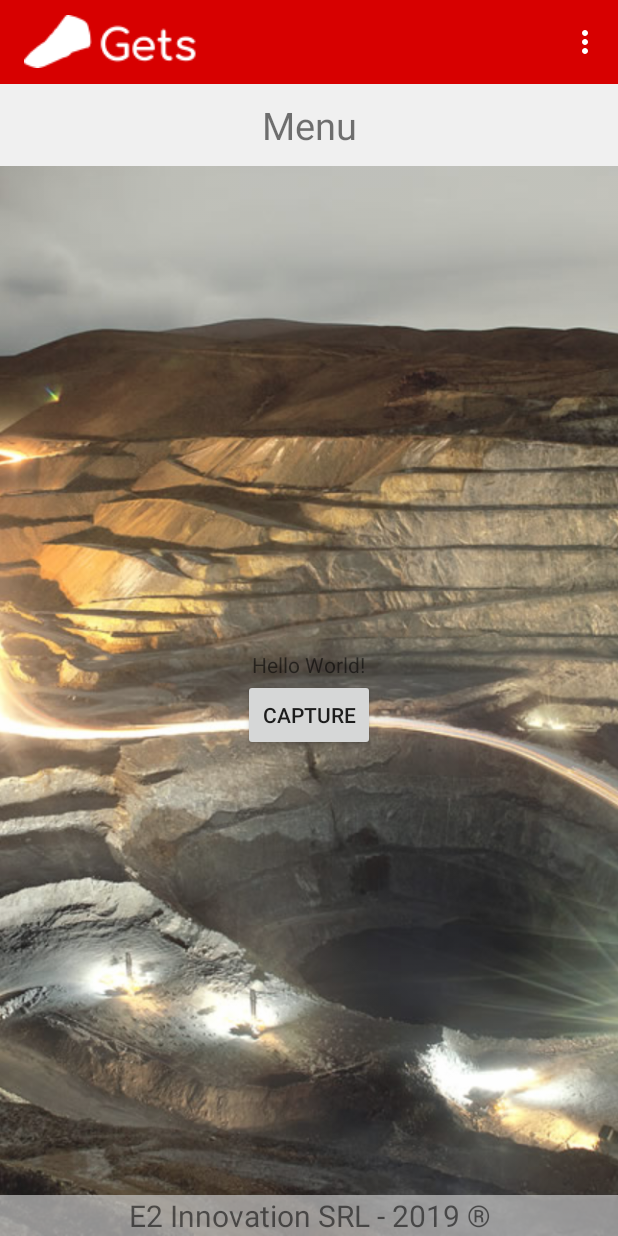
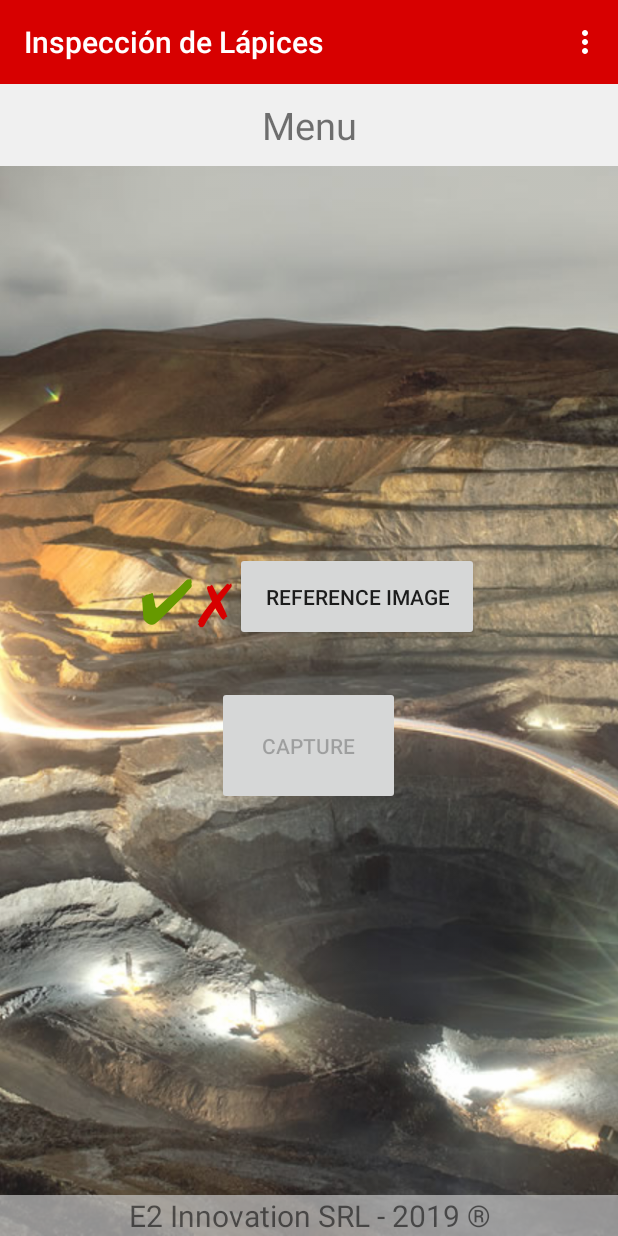
Before and after one commit to Eduzc07/E2Innovation, an Android app: the screen it shows after launch (MainActivity), on a phone screen of 412 x 824 dp. Run offline under Robolectric (Android 15) with nearby library versions, the phone set to English and light mode, and no system bars.

Commit message:
First window has been improved. It runs ok.

```diff
--- a/E2IApp/app/src/main/java/pe/com/e2i/e2iapp/CameraFragment.java
+++ b/E2IApp/app/src/main/java/pe/com/e2i/e2iapp/CameraFragment.java
@@ -387,7 +387,7 @@ public class CameraFragment extends Fragment {
 
             //Show the Focal lengths Available
             float[] lensDistances = characteristics.get(CameraCharacteristics.LENS_INFO_AVAILABLE_FOCAL_LENGTHS); //Run ok
-            Log.v(TAG, "This deviced supported focal lengths of "+ Utility.floatArrayToString(lensDistances)); //tag:Device to see in Log.Cat
+            Log.v(TAG, "This device supported focal lengths of "+ Utility.floatArrayToString(lensDistances)); //tag:Device to see in Log.Cat
 
             boolean Flash = characteristics.get(CameraCharacteristics.FLASH_INFO_AVAILABLE);
             if (Flash){
--- a/E2IApp/app/src/main/java/pe/com/e2i/e2iapp/MainFragment.java
+++ b/E2IApp/app/src/main/java/pe/com/e2i/e2iapp/MainFragment.java
@@ -65,14 +65,13 @@ public class MainFragment extends Fragment {
 //        return fragment;
 //    }
 
-//    @Override
-//    public void onCreate(Bundle savedInstanceState) {
-//        super.onCreate( savedInstanceState );
-//        if (getArguments() != null) {
-//            mParam1 = getArguments().getString( ARG_PARAM1 );
-//            mParam2 = getArguments().getString( ARG_PARAM2 );
-//        }
-//    }
+    @Override
+    public void onCreate(Bundle savedInstanceState) {
+        super.onCreate( savedInstanceState );
+        //Add the name of the current Menu
+        String title = "Inspección de Lápices";
+        getActivity().setTitle(title);
+    }
 
     @Override
     public View onCreateView(LayoutInflater inflater, ViewGroup container,
@@ -80,7 +79,7 @@ public class MainFragment extends Fragment {
 
         View rootView = inflater.inflate(R.layout.fragment_main, container, false);
 
-        mCameraButton = (Button) rootView.findViewById(R.id.main_camera_button);
+        mCameraButton = (Button) rootView.findViewById(R.id.main_cameraRef_button);
         mCameraButton.setOnClickListener( new View.OnClickListener() {
             @Override
             public void onClick(View v) {
--- a/E2IApp/app/src/main/res/layout/fragment_camera.xml
+++ b/E2IApp/app/src/main/res/layout/fragment_camera.xml
@@ -25,13 +25,21 @@
         android:layout_centerInParent="true"
         android:indeterminate="true" />
 
+    <LinearLayout
+        android:layout_width="match_parent"
+        android:layout_height="wrap_content"
+        android:gravity="center"
+        android:layout_centerHorizontal="true"
+        android:layout_alignParentBottom="true"
+        android:layout_marginBottom="40dp"
+        android:orientation="horizontal">
+
         <Button
             android:id="@+id/flash_button"
             android:layout_width="60dp"
             android:layout_height="60dp"
+            android:layout_marginEnd="40dp"
             android:background="@drawable/button_image_flash"
-        android:layout_alignParentStart="true"
-        android:layout_alignParentTop="true"
             android:textSize="25sp" />
 
         <Button
@@ -39,9 +47,11 @@
             android:layout_width="60dp"
             android:layout_height="60dp"
             android:background="@drawable/button_camera"
-        android:layout_centerHorizontal="true"
-        android:layout_alignParentBottom="true"
             android:textSize="25sp" />
+
+    </LinearLayout>
+
+
 
     <TextView
         android:id="@+id/camera_textView"
--- a/E2IApp/app/src/main/res/layout/fragment_main.xml
+++ b/E2IApp/app/src/main/res/layout/fragment_main.xml
@@ -34,19 +34,48 @@
         android:layout_below="@+id/main_menu_text"
         android:orientation="vertical">
 
-        <!-- TODO: Update blank fragment layout -->
-        <TextView
-            android:id="@+id/sample_text"
-            android:layout_width="wrap_content"
+        <LinearLayout
+            android:layout_width="match_parent"
             android:layout_height="wrap_content"
-            android:text="Hello World!"/>
+            android:gravity="center"
+            android:orientation="horizontal">
+
+            <TextView
+                android:id="@+id/main_text_check"
+                android:layout_width="wrap_content"
+                android:layout_height="wrap_content"
+                android:textColor="@android:color/holo_green_dark"
+                android:textSize="40dp"
+                android:text="@string/pref_check"/>
+
+            <TextView
+                android:id="@+id/main_text_checkX"
+                android:layout_width="wrap_content"
+                android:layout_height="wrap_content"
+                android:gravity = "center_horizontal|center_vertical"
+                android:textColor="@color/colorPrimary"
+                android:textSize="40dp"
+                android:text="@string/pref_checkX"/>
+            <Button
+                android:id="@+id/main_cameraRef_button"
+                android:layout_width="wrap_content"
+                android:layout_height="wrap_content"
+                android:gravity = "center_horizontal|center_vertical"
+                android:padding="20dp"
+                android:text="Reference Image" />
+        </LinearLayout>
 
         <Button
             android:id="@+id/main_camera_button"
             android:layout_width="wrap_content"
             android:layout_height="wrap_content"
             android:gravity = "center_horizontal|center_vertical"
+            android:padding="30dp"
+            android:layout_margin="30dp"
+            android:enabled="false"
             android:text="Capture" />
+
+
 
     </LinearLayout>
 
--- a/E2IApp/app/src/main/res/values/colors.xml
+++ b/E2IApp/app/src/main/res/values/colors.xml
@@ -7,6 +7,6 @@
     <color name="grey_700">#646464</color>
     <color name="black">#000000</color>
     <color name="colorPrimary">#d70000</color>
-    <color name="colorPrimaryDark">#c60303</color>
+    <color name="colorPrimaryDark">#ad0308</color>
     <color name="colorAccent">#ffc8b9</color>
 </resources>
--- a/E2IApp/app/src/main/res/values/strings.xml
+++ b/E2IApp/app/src/main/res/values/strings.xml
@@ -25,4 +25,7 @@
     <string name="pref_currency_label_Dolar">Dolar (\u0024)</string>
     <string name="pref_currency_label_Sol">Sol (S/.)</string>
 
+    <string name="pref_check">\u2714</string>
+    <string name="pref_checkX">\u2717</string>
+
 </resources>
--- a/E2IApp/app/src/main/res/values/styles.xml
+++ b/E2IApp/app/src/main/res/values/styles.xml
@@ -14,21 +14,20 @@
 
     <!-- Main activity theme. -->
     <style name="MainTheme" parent="AppTheme">
-        <item name="actionBarStyle">@style/ActionBar.Solid.E2IApp.NoTitle</item>
+        <!--<item name="actionBarStyle">@style/ActionBar.Solid.E2IApp.NoTitle</item>-->
     </style>
 
     <!-- main activity action bar styles -->
-    <style name="ActionBar.Solid.E2IApp.NoTitle" parent="@style/Widget.AppCompat.Light.ActionBar.Solid.Inverse">
-        <item name="displayOptions">useLogo|showHome</item>
-        <item name="logo">@drawable/ic_logo</item>
-    </style>
+    <!--<style name="ActionBar.Solid.E2IApp.NoTitle" parent="@style/Widget.AppCompat.Light.ActionBar.Solid.Inverse">-->
+        <!--<item name="displayOptions">useLogo|showHome</item>-->
+        <!--<item name="logo">@drawable/ic_logo</item>-->
+    <!--</style>-->
 
     <!-- Settings activity theme. -->
     <style name="SettingsTheme" parent="@android:style/Theme.Material.Light.DarkActionBar">
         <item name="android:colorPrimary">@color/colorPrimary</item>
         <item name="android:colorPrimaryDark">@color/colorPrimaryDark</item>
     </style>
-
 
     <!-- Camera activity theme. -->
     <style name="CameraTheme" parent="@style/Theme.AppCompat.DayNight.NoActionBar.FullScreen"/>
```
Lines whose indentation alone changed are shown as unchanged.
